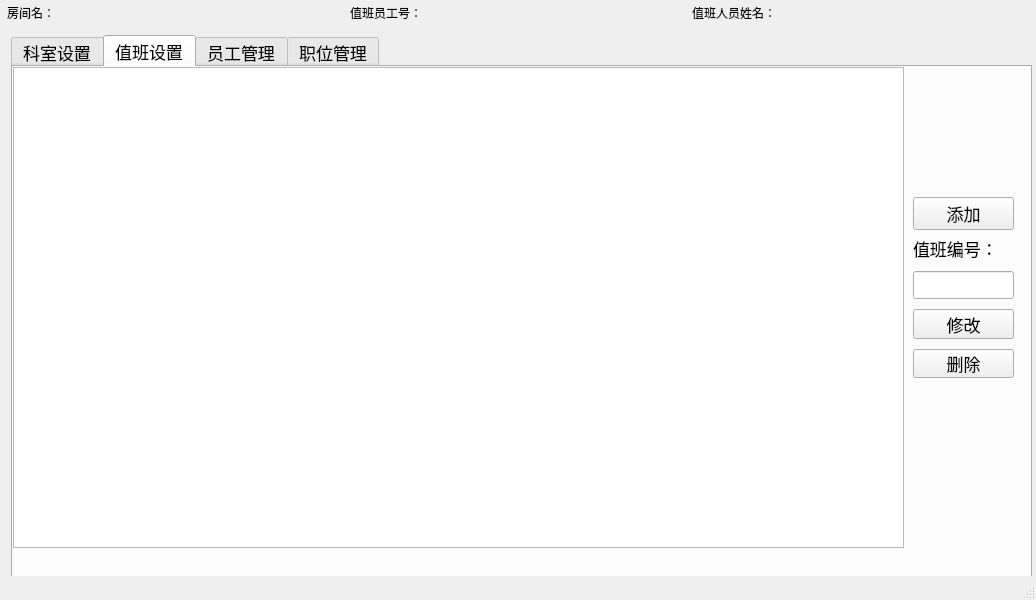
First picture: the form in managewindow.ui, repository zhbean/Hospital_MIS, before the edit.
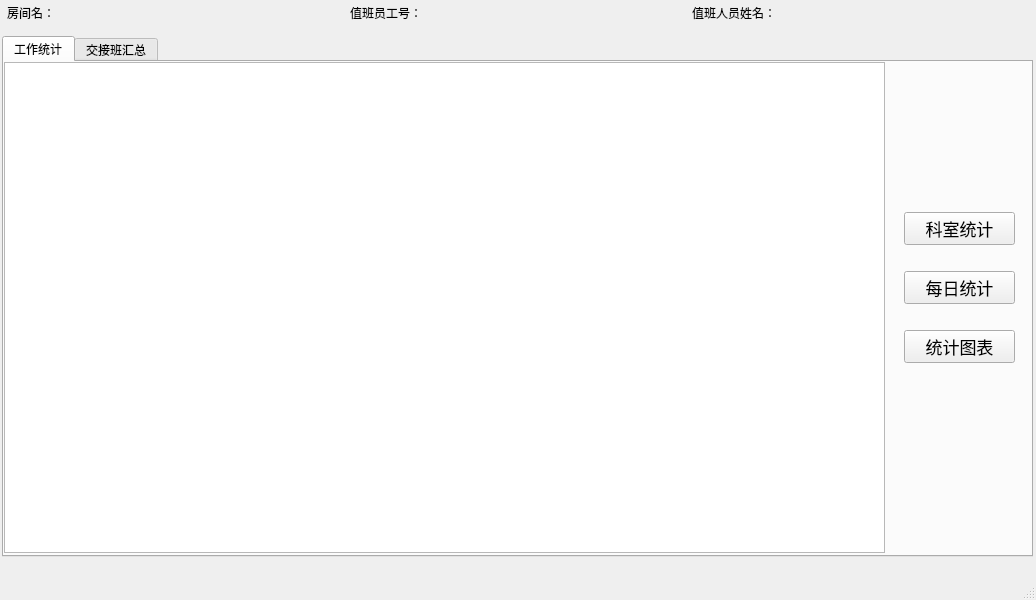
Second picture: the form after the edit. The open tabs and pages were chosen to show the change.

What changed in the file:
```diff
--- a/managewindow.ui
+++ b/managewindow.ui
@@ -128,12 +128,112 @@
           </property>
           <widget class="QWidget" name="tab_3">
            <attribute name="title">
-            <string>Tab 1</string>
+            <string>工作统计</string>
            </attribute>
+           <widget class="QStackedWidget" name="stackedWidget_3">
+            <property name="geometry">
+             <rect>
+              <x>0</x>
+              <y>0</y>
+              <width>891</width>
+              <height>491</height>
+             </rect>
+            </property>
+            <property name="font">
+             <font>
+              <pointsize>13</pointsize>
+             </font>
+            </property>
+            <property name="currentIndex">
+             <number>0</number>
+            </property>
+            <widget class="QWidget" name="page_3">
+             <widget class="QTreeView" name="trv_dpmStatistics">
+              <property name="geometry">
+               <rect>
+                <x>0</x>
+                <y>0</y>
+                <width>881</width>
+                <height>491</height>
+               </rect>
+              </property>
+             </widget>
+            </widget>
+            <widget class="QWidget" name="page_4">
+             <widget class="QTreeView" name="trv_dailyStatistics">
+              <property name="geometry">
+               <rect>
+                <x>0</x>
+                <y>0</y>
+                <width>881</width>
+                <height>491</height>
+               </rect>
+              </property>
+              <property name="font">
+               <font>
+                <pointsize>13</pointsize>
+               </font>
+              </property>
+             </widget>
+            </widget>
+           </widget>
+           <widget class="QWidget" name="">
+            <property name="geometry">
+             <rect>
+              <x>900</x>
+              <y>130</y>
+              <width>111</width>
+              <height>191</height>
+             </rect>
+            </property>
+            <property name="font">
+             <font>
+              <pointsize>13</pointsize>
+             </font>
+            </property>
+            <layout class="QVBoxLayout" name="verticalLayout_8">
+             <item>
+              <widget class="QPushButton" name="btn_dpmStatistics">
+               <property name="font">
+                <font>
+                 <pointsize>13</pointsize>
+                </font>
+               </property>
+               <property name="text">
+                <string>科室统计</string>
+               </property>
+              </widget>
+             </item>
+             <item>
+              <widget class="QPushButton" name="btn_dailyStatistics">
+               <property name="font">
+                <font>
+                 <pointsize>13</pointsize>
+                </font>
+               </property>
+               <property name="text">
+                <string>每日统计</string>
+               </property>
+              </widget>
+             </item>
+             <item>
+              <widget class="QPushButton" name="btn_charts">
+               <property name="font">
+                <font>
+                 <pointsize>13</pointsize>
+                </font>
+               </property>
+               <property name="text">
+                <string>统计图表</string>
+               </property>
+              </widget>
+             </item>
+            </layout>
+           </widget>
           </widget>
           <widget class="QWidget" name="tab_4">
            <attribute name="title">
-            <string>Tab 2</string>
+            <string>交接班汇总</string>
            </attribute>
           </widget>
          </widget>
@@ -458,13 +558,13 @@
              </rect>
             </property>
            </widget>
-           <widget class="QWidget" name="">
+           <widget class="QWidget" name="layoutWidget">
             <property name="geometry">
              <rect>
               <x>900</x>
               <y>130</y>
               <width>101</width>
-              <height>181</height>
+              <height>187</height>
              </rect>
             </property>
             <layout class="QVBoxLayout" name="verticalLayout_7">
```
Left out of the diff: 8 changed lines with no effect on the pictures.
